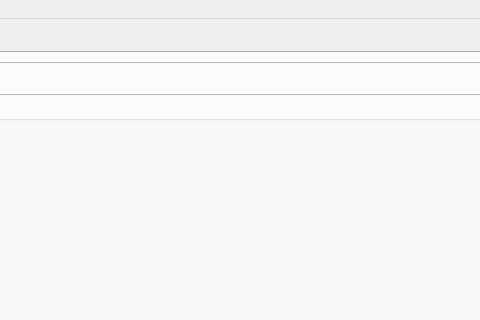
This is GUI/src/interface.ui in KameliaBnh/BeeTect as Qt 5 draws it before an edit; both pictures show x 248 to 728 and y 0 to 320 of the 1131 by 844 pixel window. The edited form follows.
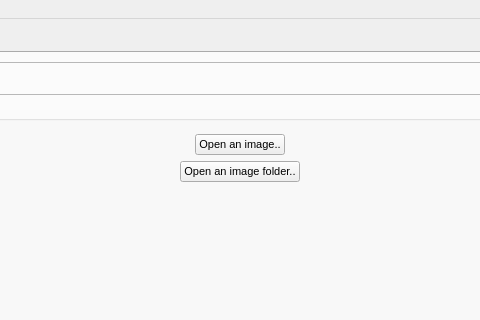
This is the edited form.

The edit to the form file:
```diff
--- a/GUI/src/interface.ui
+++ b/GUI/src/interface.ui
@@ -289,6 +289,35 @@
               <property name="bottomMargin">
                <number>5</number>
               </property>
+              <item alignment="Qt::AlignHCenter">
+               <widget class="QPushButton" name="openImage">
+                <property name="sizePolicy">
+                 <sizepolicy hsizetype="Preferred" vsizetype="Fixed">
+                  <horstretch>0</horstretch>
+                  <verstretch>0</verstretch>
+                 </sizepolicy>
+                </property>
+                <property name="layoutDirection">
+                 <enum>Qt::LeftToRight</enum>
+                </property>
+                <property name="text">
+                 <string>Open an image..</string>
+                </property>
+               </widget>
+              </item>
+              <item alignment="Qt::AlignHCenter">
+               <widget class="QPushButton" name="openFolder">
+                <property name="sizePolicy">
+                 <sizepolicy hsizetype="Preferred" vsizetype="Fixed">
+                  <horstretch>0</horstretch>
+                  <verstretch>0</verstretch>
+                 </sizepolicy>
+                </property>
+                <property name="text">
+                 <string>Open an image folder..</string>
+                </property>
+               </widget>
+              </item>
               <item>
                <widget class="QLabel" name="image_label">
                 <property name="sizePolicy">
```
Left out of the diff: 3 changed lines with no effect on the pictures.
